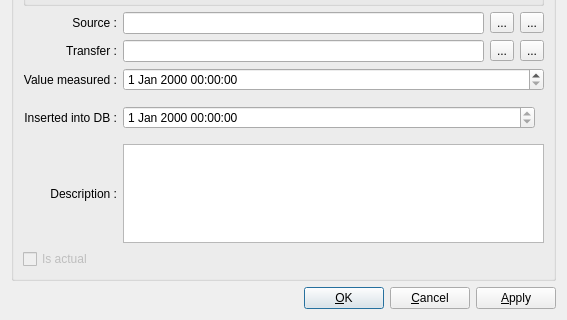
Above: ddocclient/kksgui/ui/kksattr_value_props_form.ui from YuriyRusinov/reper before the change; both pictures show x 0 to 567 and y 270 to 590 of the 567 by 590 pixel window. Below: the same form after it.
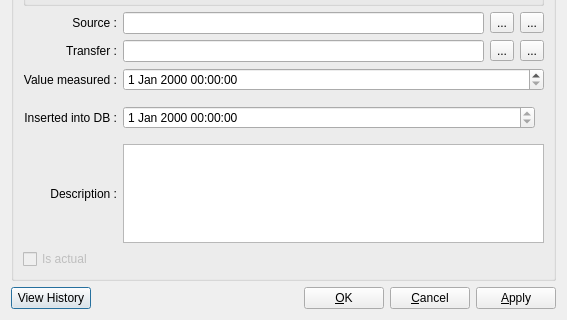
That is the form after the change.

```diff
--- a/ddocclient/kksgui/ui/kksattr_value_props_form.ui
+++ b/ddocclient/kksgui/ui/kksattr_value_props_form.ui
@@ -369,6 +369,13 @@
    </item>
    <item row="2" column="0">
     <layout class="QHBoxLayout" name="horizontalLayout_8">
+     <item>
+      <widget class="QPushButton" name="pbViewHistory">
+       <property name="text">
+        <string>View History</string>
+       </property>
+      </widget>
+     </item>
      <item>
       <spacer name="buttonsSpacer">
        <property name="orientation">
```
